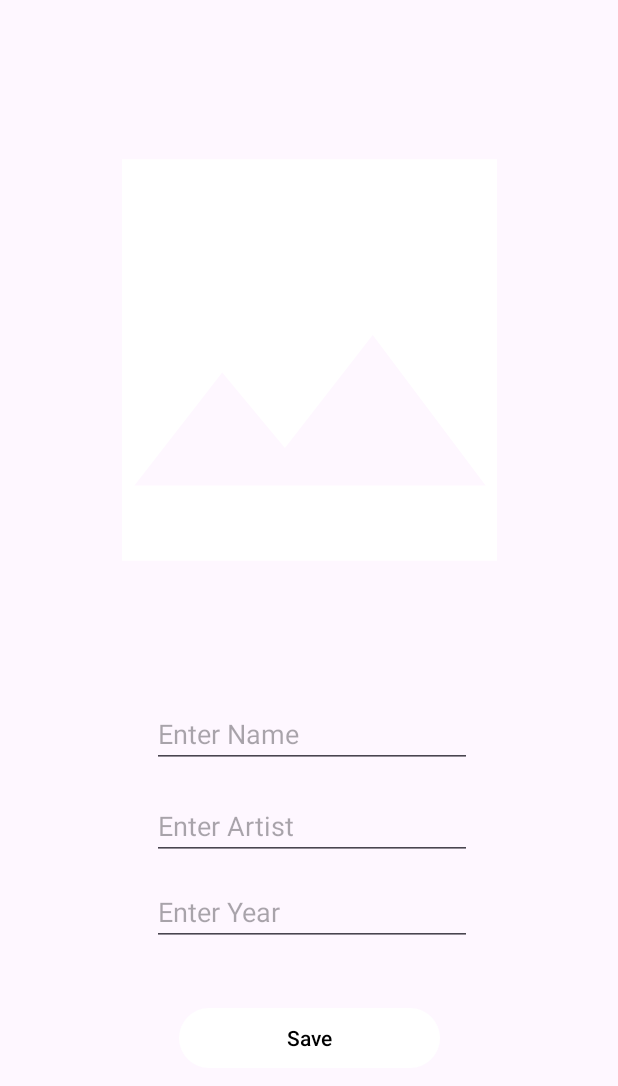
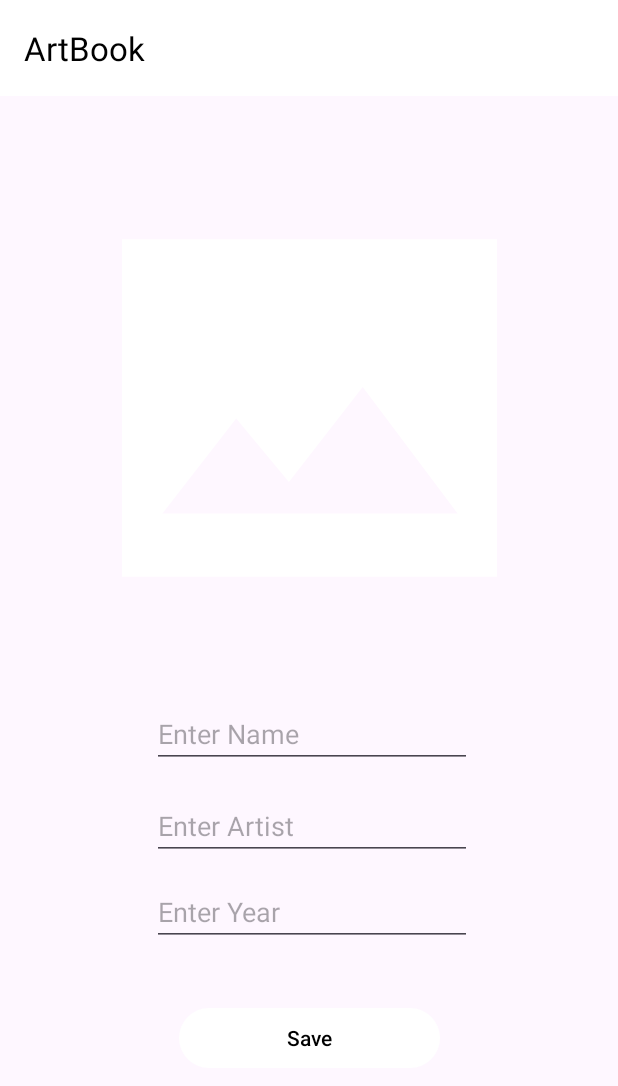
Before and after one commit to TiliaSNogueira/ArtBook, an Android app: the screen it shows after launch (MainActivity), after a tap on "Add art button", on a phone screen of 412 x 824 dp. Shown: the top 1086 px of the screen. Run offline under Robolectric (Android 15) with nearby library versions, the phone set to English and light mode, and no system bars; our stand-ins replace Dagger/Hilt's generated code, Room's generated code; pictures from the network do not load.

```diff
--- a/app/src/main/java/com/example/artbook/view/ArtDetailsFragment.kt
+++ b/app/src/main/java/com/example/artbook/view/ArtDetailsFragment.kt
@@ -27,7 +27,7 @@ class ArtDetailsFragment @Inject constructor(
     override fun onViewCreated(view: View, savedInstanceState: Bundle?) {
         super.onViewCreated(view, savedInstanceState)
 
-        viewModel = ViewModelProvider(requireActivity()).get(ArtDetailsViewModel::class.java)
+        viewModel = ViewModelProvider(requireActivity())[ArtDetailsViewModel::class.java]
         val binding = FragmentArtDetailsBinding.bind(view)
         fragmentArtDetailsBinding = binding
 
@@ -59,17 +59,13 @@ class ArtDetailsFragment @Inject constructor(
         val imageSelected = args.art
         fragmentArtDetailsBinding?.let {
             glide.load(imageSelected).into(it.artImageView)
+            viewModel.selectedImage(imageSelected)
         }
 
 
     }
 
     private fun subscribeToObservers() {
-//        viewModel.selectedImageUrl.observe(viewLifecycleOwner, Observer {
-//            fragmentArtDetailsBinding?.let{
-//                glide.load(it).into(it.artImageView)
-//            }
-//        })
 
         viewModel.insertArtMessage.observe(viewLifecycleOwner, Observer {
             when (it.status) {
--- a/app/src/main/java/com/example/artbook/viewmodel/ImageApiViewModel.kt
+++ b/app/src/main/java/com/example/artbook/viewmodel/ImageApiViewModel.kt
@@ -21,9 +21,6 @@ class ImageApiViewModel @Inject constructor(
         get() = images
 
     private val selectedImage = MutableLiveData<String>()
-    val selectedImageUrl: LiveData<String>
-        get() = selectedImage
-
 
     fun setSelectedImage(url : String) {
         selectedImage.postValue(url)
--- a/app/src/main/res/layout/activity_main.xml
+++ b/app/src/main/res/layout/activity_main.xml
@@ -6,16 +6,27 @@
     android:layout_height="match_parent"
     tools:context=".view.MainActivity">
 
+    <androidx.appcompat.widget.Toolbar
+        android:id="@+id/toolbar"
+        android:layout_width="match_parent"
+        android:layout_height="?attr/actionBarSize"
+        android:background="?attr/colorPrimary"
+        android:elevation="4dp"
+        app:title="@string/app_name"
+        app:titleTextColor="@color/black"
+        app:layout_constraintTop_toTopOf="parent"
+        app:layout_constraintStart_toStartOf="parent"/>
+
     <androidx.fragment.app.FragmentContainerView
         android:id="@+id/fragment"
         android:layout_width="match_parent"
-        android:layout_height="match_parent"
+        android:layout_height="0dp"
         android:name="androidx.navigation.fragment.NavHostFragment"
         app:defaultNavHost="true"
         app:navGraph="@navigation/nav_graph"
         app:layout_constraintBottom_toBottomOf="parent"
         app:layout_constraintEnd_toEndOf="parent"
         app:layout_constraintStart_toStartOf="parent"
-        app:layout_constraintTop_toTopOf="parent" />
+        app:layout_constraintTop_toBottomOf="@id/toolbar" />
 
 </androidx.constraintlayout.widget.ConstraintLayout>
```
Also changed, not shown: app/src/main/java/com/example/artbook/viewmodel/ArtDetailsViewModel.kt (+4 -25 lines), app/src/main/res/layout/fragment_image_api.xml (+10 -6 lines), 4 other files.
